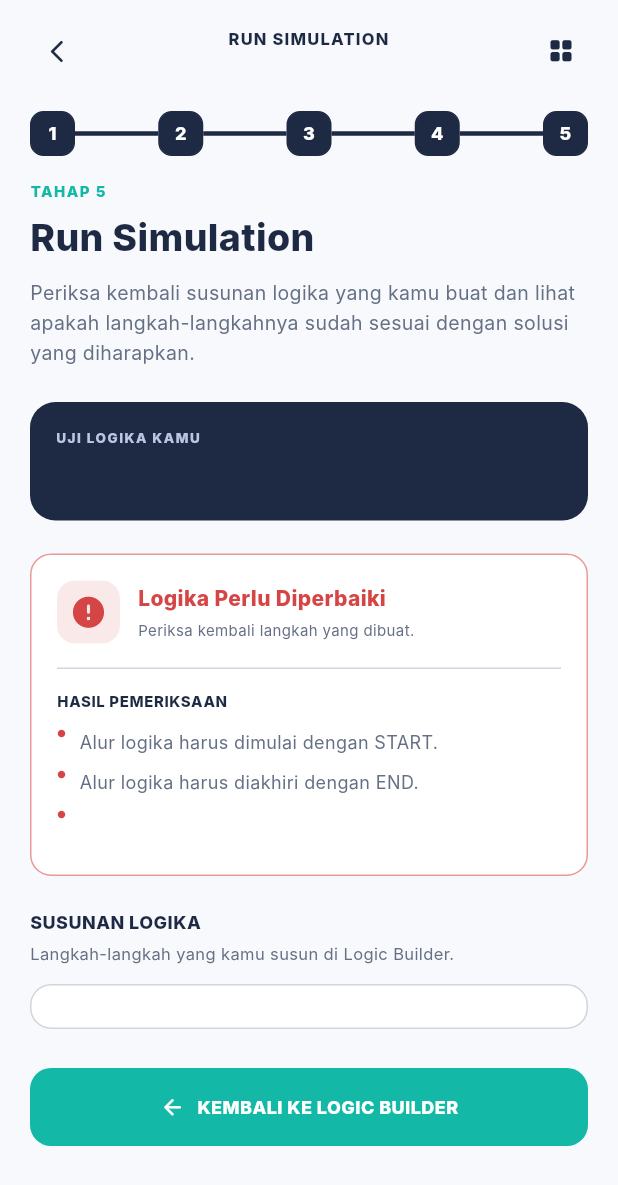
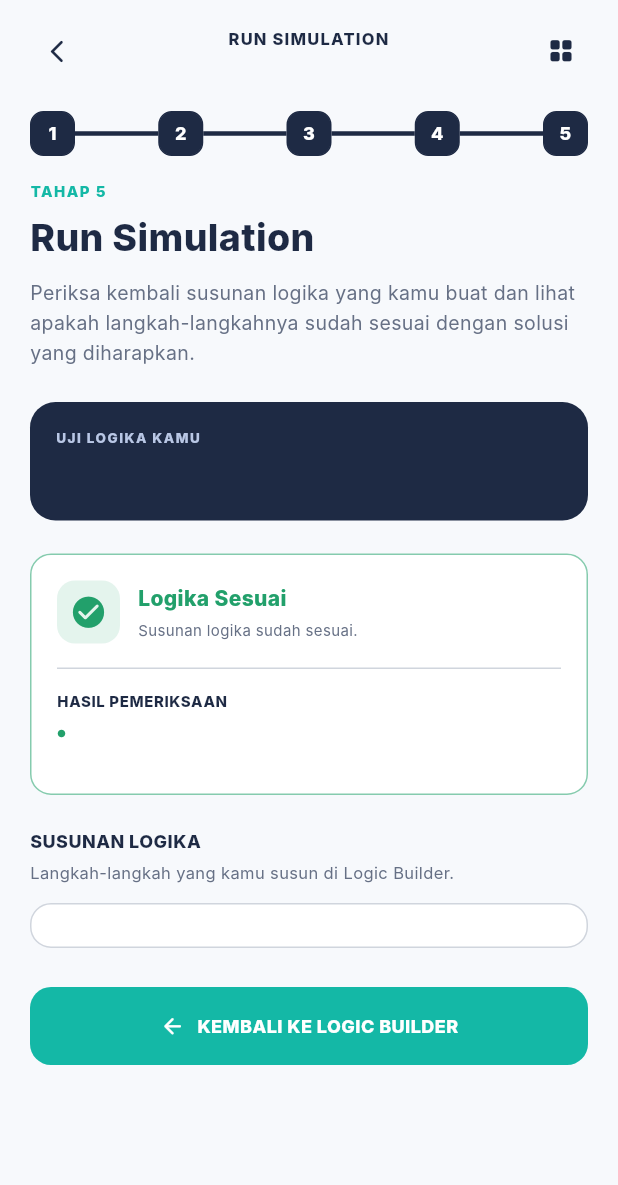
Before and after one commit to Aisyahazzahra04/algocasee, a Flutter app: the RunSimulationScreen screen opened directly with empty values, on a phone screen of 412 x 824 dp. Shown: the top 1185 px of the screen. Run offline on Flutter 3.47's test engine with Material 3 defaults, Android fonts, the light colour scheme and no system bars; our stand-ins replace sqflite; accounts and stored records are empty; Roboto replaces fonts that are missing (Inter).

Commit message:
Menambahkan validasi logika sebelum simulasi

```diff
--- a/lib/logic/logic_checker.dart
+++ b/lib/logic/logic_checker.dart
@@ -3,10 +3,12 @@
 class LogicCheckResult {
   final bool isCorrect;
   final List<String> messages;
+  final List<int> errorIndices;
 
   LogicCheckResult({
     required this.isCorrect,
     required this.messages,
+    this.errorIndices = const [],
   });
 }
 
@@ -27,35 +29,30 @@
         .toList();
 
     final errors = <String>[];
+    final errorIndices = <int>[];
 
     // ============================================================
     // 1. CEK JUMLAH BLOK
     // ============================================================
 
     if (user.length != expected.length) {
-      errors.add(
-        'Jumlah blok logika belum sesuai.',
-      );
-    }
+      errors.add('Jumlah blok logika belum sesuai.');
 
-    // ============================================================
-    // 2. CEK START
-    // ============================================================
+      final differentLength = user.length < expected.length
+          ? user.length
+          : expected.length;
 
-    if (user.isEmpty || user.first != 'start') {
-      errors.add(
-        'Alur logika harus dimulai dengan START.',
-      );
-    }
+      for (int i = 0; i < differentLength; i++) {
+        if (!_isEquivalent(user[i], expected[i])) {
+          errorIndices.add(i);
+        }
+      }
 
-    // ============================================================
-    // 3. CEK END
-    // ============================================================
-
-    if (user.isEmpty || user.last != 'end') {
-      errors.add(
-        'Alur logika harus diakhiri dengan END.',
-      );
+      if (user.length > expected.length) {
+        for (int i = expected.length; i < user.length; i++) {
+          errorIndices.add(i);
+        }
+      }
     }
 
     // ============================================================
@@ -78,6 +75,8 @@
         errors.add(
           'Blok ke-${i + 1} belum sesuai.',
         );
+
+        errorIndices.add(i);
       }
     }
 
@@ -140,6 +139,7 @@
     return LogicCheckResult(
       isCorrect: false,
       messages: errors,
+      errorIndices: errorIndices.toSet().toList(),
     );
   }
 
```
Also changed, not shown: lib/screens/logic_builder_screen.dart (+152 -11 lines).
